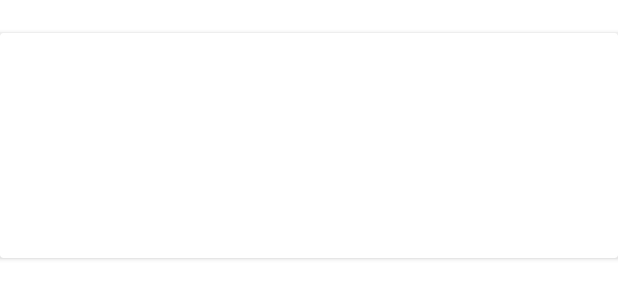
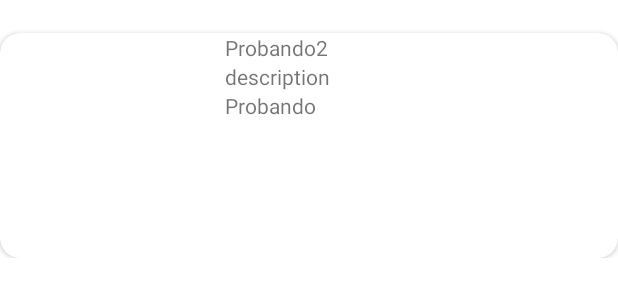
Before and after one commit to Himar01/RecyclerViewExample, an Android app: the layout item_sample.xml on its own in the app's theme, with its tools: preview values and no code run, on a phone screen of 412 x 824 dp. Shown: the top 300 px of the screen. Run offline under Robolectric (Android 15) with nearby library versions, the phone set to English and light mode, and no system bars.

Commit message:
Finished prototype

```diff
--- a/app/build.gradle
+++ b/app/build.gradle
@@ -40,6 +40,8 @@ dependencies {
     implementation 'androidx.appcompat:appcompat:1.5.1'
     implementation 'com.google.android.material:material:1.6.1'
     implementation 'androidx.constraintlayout:constraintlayout:2.1.4'
+    implementation 'com.github.bumptech.glide:glide:4.12.0'
+    annotationProcessor 'com.github.bumptech.glide:compiler:4.12.0'
     testImplementation 'junit:junit:4.13.2'
     androidTestImplementation 'androidx.test.ext:junit:1.1.3'
     androidTestImplementation 'androidx.test.espresso:espresso-core:3.4.0'
--- a/app/src/main/AndroidManifest.xml
+++ b/app/src/main/AndroidManifest.xml
@@ -2,7 +2,7 @@
 <manifest xmlns:android="http://schemas.android.com/apk/res/android"
     xmlns:tools="http://schemas.android.com/tools"
     package="es.ulpgc.moreno101.himar.recyclerviewexample">
-
+    <uses-permission android:name="android.permission.INTERNET"/>
     <application
         android:allowBackup="true"
         android:dataExtractionRules="@xml/data_extraction_rules"
--- a/app/src/main/java/es/ulpgc/moreno101/himar/recyclerviewexample/SuperApp.kt
+++ b/app/src/main/java/es/ulpgc/moreno101/himar/recyclerviewexample/SuperAppModel.kt
@@ -1,6 +1,6 @@
 package es.ulpgc.moreno101.himar.recyclerviewexample
 
-data class SuperApp (
+data class SuperAppModel (
     val app:String,
     val creator:String,
     val description:String,
--- a/app/src/main/res/layout/item_sample.xml
+++ b/app/src/main/res/layout/item_sample.xml
@@ -2,7 +2,8 @@
 <androidx.constraintlayout.widget.ConstraintLayout xmlns:android="http://schemas.android.com/apk/res/android"
     xmlns:app="http://schemas.android.com/apk/res-auto"
     android:layout_width="match_parent"
-    android:layout_height="match_parent">
+    android:layout_height="wrap_content"
+    android:outlineAmbientShadowColor="@color/black">
 
     <androidx.cardview.widget.CardView
         android:layout_width="match_parent"
@@ -11,26 +12,47 @@
         android:layout_marginTop="22dp"
         app:layout_constraintEnd_toEndOf="parent"
         app:layout_constraintStart_toStartOf="parent"
-        app:layout_constraintTop_toTopOf="parent">
+        app:layout_constraintTop_toTopOf="parent"
+        app:cardCornerRadius="20px">
+        <androidx.constraintlayout.widget.ConstraintLayout
+            android:layout_width="match_parent"
+            android:layout_height="match_parent">
 
     <ImageView
         android:id="@+id/imSuperApp"
         android:layout_width="150dp"
         android:layout_height="150dp"
         android:paddingHorizontal="20dp"
-            android:textSize="40sp" />
+        android:textSize="40sp"
+        app:layout_constraintStart_toStartOf="parent"
+        app:layout_constraintTop_toTopOf="parent"
+        />
+
             <TextView
                 android:id="@+id/title"
                 android:layout_width="wrap_content"
-            android:layout_height="wrap_content" />
+                android:layout_height="wrap_content"
+                android:text="Probando2"
+
+                app:layout_constraintStart_toEndOf="@+id/imSuperApp"
+                app:layout_constraintTop_toTopOf="parent" />
+
             <TextView
                 android:id="@+id/creator"
                 android:layout_width="wrap_content"
-            android:layout_height="wrap_content" />
+                android:layout_height="wrap_content"
+                android:text="Probando"
+                app:layout_constraintStart_toStartOf="@+id/title"
+                app:layout_constraintTop_toBottomOf="@+id/description" />
+
             <TextView
                 android:id="@+id/description"
                 android:layout_width="wrap_content"
-            android:layout_height="wrap_content" />
+                android:layout_height="wrap_content"
+                android:text="description"
+                app:layout_constraintStart_toEndOf="@+id/imSuperApp"
+                app:layout_constraintTop_toBottomOf="@+id/title" />
+    </androidx.constraintlayout.widget.ConstraintLayout>
 
     </androidx.cardview.widget.CardView>
 
```
Also changed, not shown: app/src/main/java/es/ulpgc/moreno101/himar/recyclerviewexample/MainActivity.kt (+11 -1 lines), app/src/main/java/es/ulpgc/moreno101/himar/recyclerviewexample/SuperAppProvider.kt (+14 -5 lines), app/src/main/java/es/ulpgc/moreno101/himar/recyclerviewexample/adapter/SuperAppAdapter.kt (+4 -3 lines), app/src/main/java/es/ulpgc/moreno101/himar/recyclerviewexample/adapter/SuperAppViewHolder.kt (+14 -2 lines). Lines whose indentation alone changed are shown as unchanged.
